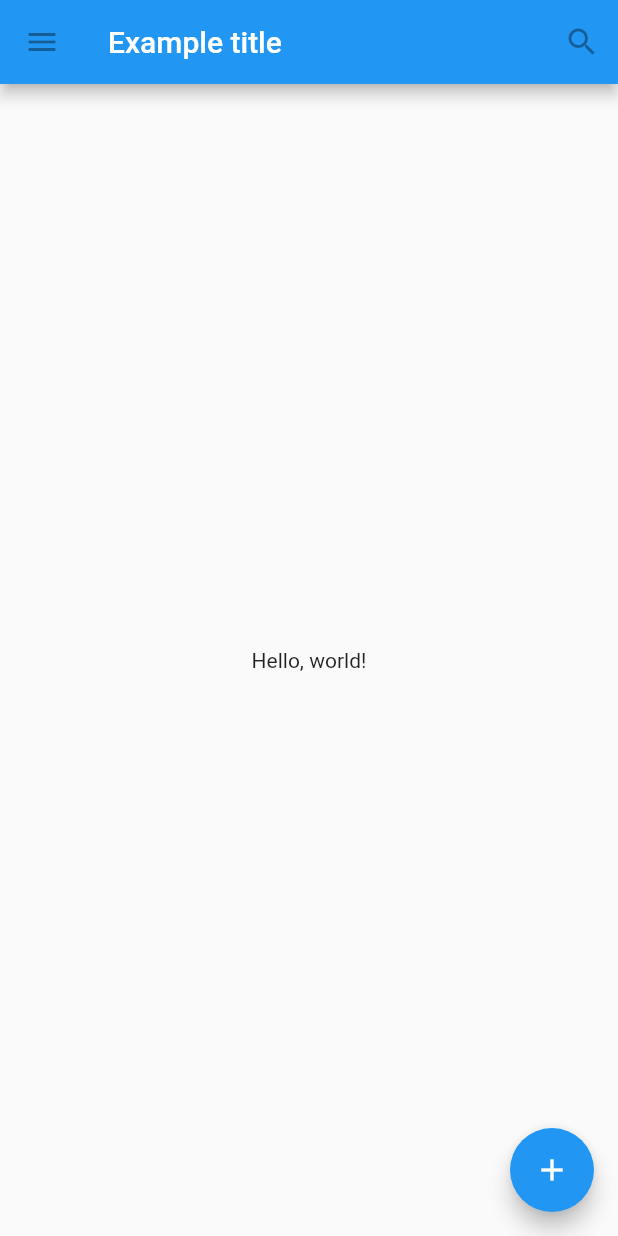
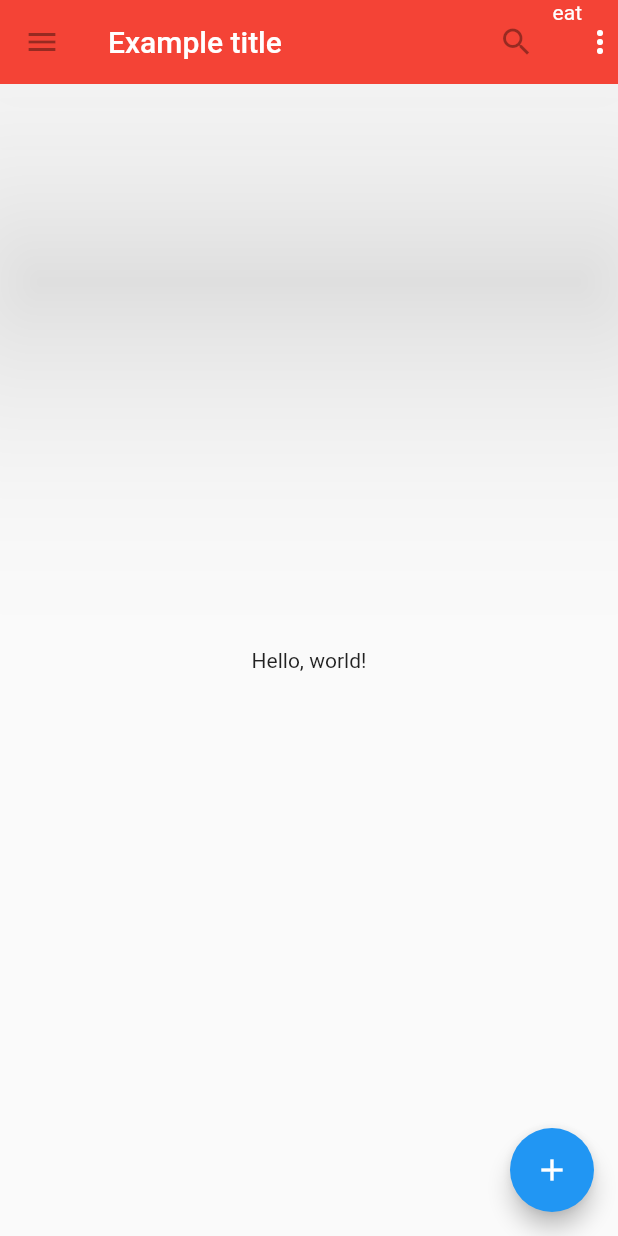
Before and after one commit to mecarito/smartstock-mobile, a Flutter app: the screen it shows after launch, on a phone screen of 412 x 824 dp. Run offline on Flutter 3.47's test engine with Material 2 defaults, Android fonts, the phone set to English and light mode, and no system bars.

Commit message:
added buttons to the appbar

```diff
--- a/lib/main.dart
+++ b/lib/main.dart
@@ -10,18 +10,23 @@ class MyApp extends StatelessWidget {
       title: 'Material App',
       home: Scaffold(
           appBar: AppBar(
+
         leading: IconButton(
           icon: Icon(Icons.menu),
           tooltip: 'Navigation menu',
           onPressed: null,
         ),
         title: Text('Example title'),
+        backgroundColor: Colors.red,
+        elevation: 80,
         actions: <Widget>[
           IconButton(
             icon: Icon(Icons.search),
             tooltip: 'Search',
             onPressed: null,
           ),
+          Text('eat'),
+          Icon(Icons.more_vert)
         ],
       ),
       // body is the majority of the screen.
```
